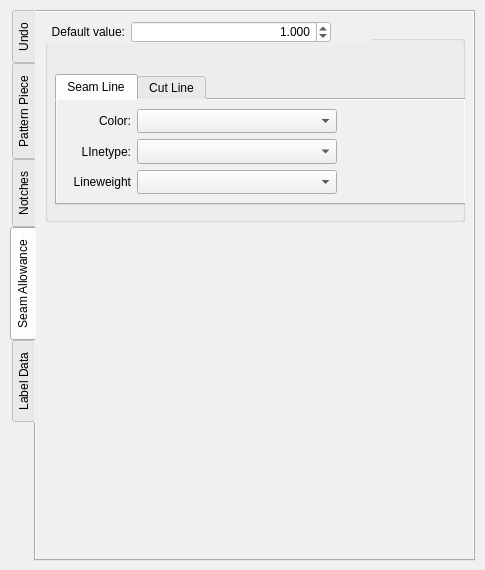
Old version of the form src/app/seamly2d/dialogs/configpages/preferencespatternpage.ui in the repository FashionFreedom/Seamly2D.
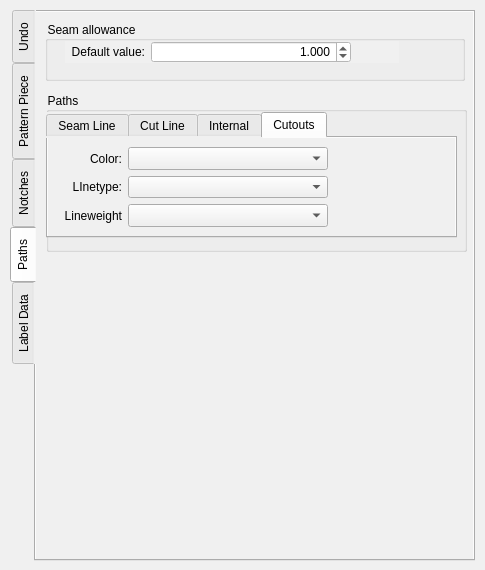
New version of the form. The open tabs and pages were chosen to show the change. Custom widgets are drawn as their Qt base class.

Commit message:
Add path pens in piece mode
Add seam line, cut line, internal paths, and notch color, linetype & linewidth to pattern pieces in piece mode.

The edit to the form file:
```diff
--- a/src/app/seamly2d/dialogs/configpages/preferencespatternpage.ui
+++ b/src/app/seamly2d/dialogs/configpages/preferencespatternpage.ui
@@ -213,7 +213,7 @@
         </font>
        </property>
        <property name="title">
-        <string>Workpiece</string>
+        <string>Properties</string>
        </property>
        <layout class="QVBoxLayout" name="verticalLayout_9">
         <item>
@@ -674,7 +674,7 @@
    </widget>
    <widget class="QWidget" name="tab_6">
     <attribute name="title">
-     <string>Seam Allowance</string>
+     <string>Paths</string>
     </attribute>
     <widget class="QGroupBox" name="seamAllowance_GroupBox">
      <property name="geometry">
@@ -682,13 +682,13 @@
        <x>9</x>
        <y>9</y>
        <width>420</width>
-       <height>201</height>
+       <height>60</height>
       </rect>
      </property>
      <property name="minimumSize">
       <size>
        <width>420</width>
-       <height>155</height>
+       <height>60</height>
       </size>
      </property>
      <property name="maximumSize">
@@ -706,13 +706,125 @@
      <property name="title">
       <string>Seam allowance</string>
      </property>
-     <widget class="QTabWidget" name="tabWidget">
+     <widget class="QWidget" name="layoutWidget">
+      <property name="geometry">
+       <rect>
+        <x>20</x>
+        <y>20</y>
+        <width>334</width>
+        <height>22</height>
+       </rect>
+      </property>
+      <layout class="QHBoxLayout" name="horizontalLayout">
+       <item>
+        <widget class="QLabel" name="defaultSeamAllowance_Label">
+         <property name="minimumSize">
+          <size>
+           <width>80</width>
+           <height>0</height>
+          </size>
+         </property>
+         <property name="font">
+          <font>
+           <family>MS Shell Dlg 2</family>
+           <pointsize>9</pointsize>
+          </font>
+         </property>
+         <property name="text">
+          <string>Default value:</string>
+         </property>
+         <property name="alignment">
+          <set>Qt::AlignRight|Qt::AlignTrailing|Qt::AlignVCenter</set>
+         </property>
+        </widget>
+       </item>
+       <item>
+        <widget class="QDoubleSpinBox" name="defaultSeamAllowance_DoubleSpinBox">
+         <property name="sizePolicy">
+          <sizepolicy hsizetype="Fixed" vsizetype="Fixed">
+           <horstretch>0</horstretch>
+           <verstretch>0</verstretch>
+          </sizepolicy>
+         </property>
+         <property name="minimumSize">
+          <size>
+           <width>200</width>
+           <height>0</height>
+          </size>
+         </property>
+         <property name="maximumSize">
+          <size>
+           <width>120</width>
+           <height>16777215</height>
+          </size>
+         </property>
+         <property name="font">
+          <font>
+           <family>MS Shell Dlg 2</family>
+           <pointsize>9</pointsize>
+          </font>
+         </property>
+         <property name="styleSheet">
+          <string notr="true">background-color: rgb(255, 255, 255);</string>
+         </property>
+         <property name="alignment">
+          <set>Qt::AlignRight|Qt::AlignTrailing|Qt::AlignVCenter</set>
+         </property>
+         <property name="decimals">
+          <number>3</number>
+         </property>
+         <property name="maximum">
+          <double>100.000000000000000</double>
+         </property>
+         <property name="singleStep">
+          <double>0.100000000000000</double>
+         </property>
+         <property name="value">
+          <double>1.000000000000000</double>
+         </property>
+        </widget>
+       </item>
+       <item>
+        <spacer name="horizontalSpacer_3">
+         <property name="orientation">
+          <enum>Qt::Horizontal</enum>
+         </property>
+         <property name="sizeHint" stdset="0">
+          <size>
+           <width>40</width>
+           <height>20</height>
+          </size>
+         </property>
+        </spacer>
+       </item>
+      </layout>
+     </widget>
+    </widget>
+    <widget class="QGroupBox" name="groupBox">
       <property name="geometry">
        <rect>
         <x>10</x>
-        <y>53</y>
+       <y>80</y>
+       <width>421</width>
+       <height>160</height>
+      </rect>
+     </property>
+     <property name="minimumSize">
+      <size>
+       <width>0</width>
+       <height>160</height>
+      </size>
+     </property>
+     <property name="title">
+      <string>Paths</string>
+     </property>
+     <widget class="QTabWidget" name="tabWidget">
+      <property name="geometry">
+       <rect>
+        <x>0</x>
+        <y>20</y>
         <width>411</width>
-        <height>131</height>
+        <height>126</height>
        </rect>
       </property>
       <property name="minimumSize">
@@ -1168,15 +1280,55 @@
         </item>
        </layout>
       </widget>
-     </widget>
-     <widget class="QWidget" name="">
-      <layout class="QHBoxLayout" name="horizontalLayout">
+      <widget class="QWidget" name="tab_8">
+       <attribute name="title">
+        <string>Internal</string>
+       </attribute>
+       <layout class="QVBoxLayout" name="verticalLayout_18">
+        <item>
+         <layout class="QVBoxLayout" name="verticalLayout_13">
+          <item>
+           <layout class="QHBoxLayout" name="horizontalLayout_15">
+            <item>
+             <widget class="QLabel" name="internalColor_Label">
+              <property name="sizePolicy">
+               <sizepolicy hsizetype="Preferred" vsizetype="Preferred">
+                <horstretch>0</horstretch>
+                <verstretch>0</verstretch>
+               </sizepolicy>
+              </property>
+              <property name="minimumSize">
+               <size>
+                <width>65</width>
+                <height>18</height>
+               </size>
+              </property>
+              <property name="font">
+               <font>
+                <family>MS Shell Dlg 2</family>
+                <pointsize>9</pointsize>
+               </font>
+              </property>
+              <property name="text">
+               <string>Color:</string>
+              </property>
+              <property name="alignment">
+               <set>Qt::AlignRight|Qt::AlignTrailing|Qt::AlignVCenter</set>
+              </property>
+             </widget>
+            </item>
        <item>
-        <widget class="QLabel" name="defaultSeamAllowance_Label">
+             <widget class="ColorComboBox" name="defaultInternalColor_ComboBox">
+              <property name="sizePolicy">
+               <sizepolicy hsizetype="Preferred" vsizetype="Preferred">
+                <horstretch>0</horstretch>
+                <verstretch>0</verstretch>
+               </sizepolicy>
+              </property>
          <property name="minimumSize">
           <size>
-           <width>80</width>
-           <height>0</height>
+                <width>200</width>
+                <height>18</height>
           </size>
          </property>
          <property name="font">
@@ -1185,8 +1337,47 @@
            <pointsize>9</pointsize>
           </font>
          </property>
+             </widget>
+            </item>
+            <item>
+             <spacer name="horizontalSpacer_15">
+              <property name="orientation">
+               <enum>Qt::Horizontal</enum>
+              </property>
+              <property name="sizeHint" stdset="0">
+               <size>
+                <width>40</width>
+                <height>20</height>
+               </size>
+              </property>
+             </spacer>
+            </item>
+           </layout>
+          </item>
+          <item>
+           <layout class="QHBoxLayout" name="horizontalLayout_16">
+            <item>
+             <widget class="QLabel" name="internalLinetype_Label">
+              <property name="sizePolicy">
+               <sizepolicy hsizetype="Preferred" vsizetype="Preferred">
+                <horstretch>0</horstretch>
+                <verstretch>0</verstretch>
+               </sizepolicy>
+              </property>
+              <property name="minimumSize">
+               <size>
+                <width>65</width>
+                <height>18</height>
+               </size>
+              </property>
+              <property name="font">
+               <font>
+                <family>MS Shell Dlg 2</family>
+                <pointsize>9</pointsize>
+               </font>
+              </property>
          <property name="text">
-          <string>Default value:</string>
+               <string>LInetype:</string>
          </property>
          <property name="alignment">
           <set>Qt::AlignRight|Qt::AlignTrailing|Qt::AlignVCenter</set>
@@ -1194,9 +1385,9 @@
         </widget>
        </item>
        <item>
-        <widget class="QDoubleSpinBox" name="defaultSeamAllowance_DoubleSpinBox">
+             <widget class="LineTypeComboBox" name="defaultInternalLinetype_ComboBox">
          <property name="sizePolicy">
-          <sizepolicy hsizetype="Fixed" vsizetype="Fixed">
+               <sizepolicy hsizetype="Preferred" vsizetype="Preferred">
            <horstretch>0</horstretch>
            <verstretch>0</verstretch>
           </sizepolicy>
@@ -1204,43 +1395,235 @@
          <property name="minimumSize">
           <size>
            <width>200</width>
+                <height>18</height>
+               </size>
+              </property>
+              <property name="font">
+               <font>
+                <family>MS Shell Dlg 2</family>
+                <pointsize>9</pointsize>
+               </font>
+              </property>
+             </widget>
+            </item>
+            <item>
+             <spacer name="horizontalSpacer_16">
+              <property name="orientation">
+               <enum>Qt::Horizontal</enum>
+              </property>
+              <property name="sizeHint" stdset="0">
+               <size>
+                <width>40</width>
+                <height>20</height>
+               </size>
+              </property>
+             </spacer>
+            </item>
+           </layout>
+          </item>
+          <item>
+           <layout class="QHBoxLayout" name="horizontalLayout_17">
+            <item>
+             <widget class="QLabel" name="internalLineweight_Label">
+              <property name="minimumSize">
+               <size>
+                <width>65</width>
            <height>0</height>
           </size>
          </property>
          <property name="maximumSize">
           <size>
-           <width>120</width>
+                <width>65</width>
            <height>16777215</height>
           </size>
          </property>
          <property name="font">
           <font>
+                <pointsize>9</pointsize>
+               </font>
+              </property>
+              <property name="text">
+               <string>Lineweight</string>
+              </property>
+              <property name="alignment">
+               <set>Qt::AlignRight|Qt::AlignTrailing|Qt::AlignVCenter</set>
+              </property>
+             </widget>
+            </item>
+            <item>
+             <widget class="LineWeightComboBox" name="defaultInternalLineweight_ComboBox">
+              <property name="sizePolicy">
+               <sizepolicy hsizetype="Preferred" vsizetype="Preferred">
+                <horstretch>0</horstretch>
+                <verstretch>0</verstretch>
+               </sizepolicy>
+              </property>
+              <property name="minimumSize">
+               <size>
+                <width>200</width>
+                <height>18</height>
+               </size>
+              </property>
+              <property name="maximumSize">
+               <size>
+                <width>16777215</width>
+                <height>16777215</height>
+               </size>
+              </property>
+              <property name="font">
+               <font>
+                <pointsize>9</pointsize>
+               </font>
+              </property>
+             </widget>
+            </item>
+            <item>
+             <spacer name="horizontalSpacer_17">
+              <property name="orientation">
+               <enum>Qt::Horizontal</enum>
+              </property>
+              <property name="sizeHint" stdset="0">
+               <size>
+                <width>40</width>
+                <height>20</height>
+               </size>
+              </property>
+             </spacer>
+            </item>
+           </layout>
+          </item>
+         </layout>
+        </item>
+       </layout>
+      </widget>
+      <widget class="QWidget" name="tab_9">
+       <attribute name="title">
+        <string>Cutouts</string>
+       </attribute>
+       <layout class="QVBoxLayout" name="verticalLayout_19">
+        <item>
+         <layout class="QVBoxLayout" name="verticalLayout_16">
+          <item>
+           <layout class="QHBoxLayout" name="horizontalLayout_18">
+            <item>
+             <widget class="QLabel" name="cutoutColor_Label">
+              <property name="sizePolicy">
+               <sizepolicy hsizetype="Preferred" vsizetype="Preferred">
+                <horstretch>0</horstretch>
+                <verstretch>0</verstretch>
+               </sizepolicy>
+              </property>
+              <property name="minimumSize">
+               <size>
+                <width>65</width>
+                <height>18</height>
+               </size>
+              </property>
+              <property name="font">
+               <font>
            <family>MS Shell Dlg 2</family>
            <pointsize>9</pointsize>
           </font>
          </property>
-         <property name="styleSheet">
-          <string notr="true">background-color: rgb(255, 255, 255);</string>
+              <property name="text">
+               <string>Color:</string>
          </property>
          <property name="alignment">
           <set>Qt::AlignRight|Qt::AlignTrailing|Qt::AlignVCenter</set>
          </property>
-         <property name="decimals">
-          <number>3</number>
-         </property>
-         <property name="maximum">
-          <double>100.000000000000000</double>
-         </property>
-         <property name="singleStep">
-          <double>0.100000000000000</double>
-         </property>
-         <property name="value">
-          <double>1.000000000000000</double>
-         </property>
+             </widget>
+            </item>
+            <item>
+             <widget class="ColorComboBox" name="defaultCutoutColor_ComboBox">
+              <property name="sizePolicy">
+               <sizepolicy hsizetype="Preferred" vsizetype="Preferred">
+                <horstretch>0</horstretch>
+                <verstretch>0</verstretch>
+               </sizepolicy>
+              </property>
+              <property name="minimumSize">
+               <size>
+                <width>200</width>
+                <height>18</height>
+               </size>
+              </property>
+              <property name="font">
+               <font>
+                <family>MS Shell Dlg 2</family>
+                <pointsize>9</pointsize>
+               </font>
+              </property>
+             </widget>
+            </item>
+            <item>
+             <spacer name="horizontalSpacer_18">
+              <property name="orientation">
+               <enum>Qt::Horizontal</enum>
+              </property>
+              <property name="sizeHint" stdset="0">
+               <size>
+                <width>40</width>
+                <height>20</height>
+               </size>
+              </property>
+             </spacer>
+            </item>
+           </layout>
+          </item>
+          <item>
+           <layout class="QHBoxLayout" name="horizontalLayout_19">
+            <item>
+             <widget class="QLabel" name="cutoutLinetype_Label">
+              <property name="sizePolicy">
+               <sizepolicy hsizetype="Preferred" vsizetype="Preferred">
+                <horstretch>0</horstretch>
+                <verstretch>0</verstretch>
+               </sizepolicy>
+              </property>
+              <property name="minimumSize">
+               <size>
+                <width>65</width>
+                <height>18</height>
+               </size>
+              </property>
+              <property name="font">
+               <font>
+                <family>MS Shell Dlg 2</family>
+                <pointsize>9</pointsize>
+               </font>
+              </property>
+              <property name="text">
+               <string>LInetype:</string>
+              </property>
+              <property name="alignment">
+               <set>Qt::AlignRight|Qt::AlignTrailing|Qt::AlignVCenter</set>
+              </property>
         </widget>
        </item>
        <item>
-        <spacer name="horizontalSpacer_3">
+             <widget class="LineTypeComboBox" name="defaultCutoutLinetype_ComboBox">
+              <property name="sizePolicy">
+               <sizepolicy hsizetype="Preferred" vsizetype="Preferred">
+                <horstretch>0</horstretch>
+                <verstretch>0</verstretch>
+               </sizepolicy>
+              </property>
+              <property name="minimumSize">
+               <size>
+                <width>200</width>
+                <height>18</height>
+               </size>
+              </property>
+              <property name="font">
+               <font>
+                <family>MS Shell Dlg 2</family>
+                <pointsize>9</pointsize>
+               </font>
+              </property>
+             </widget>
+            </item>
+            <item>
+             <spacer name="horizontalSpacer_19">
          <property name="orientation">
           <enum>Qt::Horizontal</enum>
          </property>
@@ -1253,6 +1636,82 @@
         </spacer>
        </item>
       </layout>
+          </item>
+          <item>
+           <layout class="QHBoxLayout" name="horizontalLayout_20">
+            <item>
+             <widget class="QLabel" name="cutoutlLineweight_Label">
+              <property name="minimumSize">
+               <size>
+                <width>65</width>
+                <height>0</height>
+               </size>
+              </property>
+              <property name="maximumSize">
+               <size>
+                <width>65</width>
+                <height>16777215</height>
+               </size>
+              </property>
+              <property name="font">
+               <font>
+                <pointsize>9</pointsize>
+               </font>
+              </property>
+              <property name="text">
+               <string>Lineweight</string>
+              </property>
+              <property name="alignment">
+               <set>Qt::AlignRight|Qt::AlignTrailing|Qt::AlignVCenter</set>
+              </property>
+             </widget>
+            </item>
+            <item>
+             <widget class="LineWeightComboBox" name="defaultCutoutLineweight_ComboBox">
+              <property name="sizePolicy">
+               <sizepolicy hsizetype="Preferred" vsizetype="Preferred">
+                <horstretch>0</horstretch>
+                <verstretch>0</verstretch>
+               </sizepolicy>
+              </property>
+              <property name="minimumSize">
+               <size>
+                <width>200</width>
+                <height>18</height>
+               </size>
+              </property>
+              <property name="maximumSize">
+               <size>
+                <width>16777215</width>
+                <height>16777215</height>
+               </size>
+              </property>
+              <property name="font">
+               <font>
+                <pointsize>9</pointsize>
+               </font>
+              </property>
+             </widget>
+            </item>
+            <item>
+             <spacer name="horizontalSpacer_20">
+              <property name="orientation">
+               <enum>Qt::Horizontal</enum>
+              </property>
+              <property name="sizeHint" stdset="0">
+               <size>
+                <width>40</width>
+                <height>20</height>
+               </size>
+              </property>
+             </spacer>
+            </item>
+           </layout>
+          </item>
+         </layout>
+        </item>
+       </layout>
+      </widget>
      </widget>
     </widget>
    </widget>
```
Lines whose indentation alone changed are shown as unchanged. The commit also changes 10 other files.
